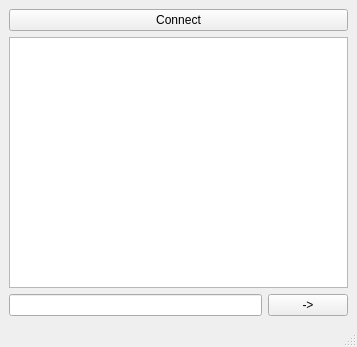
Qt form Sem-3/project/client/mainwindow.ui (slavik22/UniversityProgrammingLabs) before a commit.
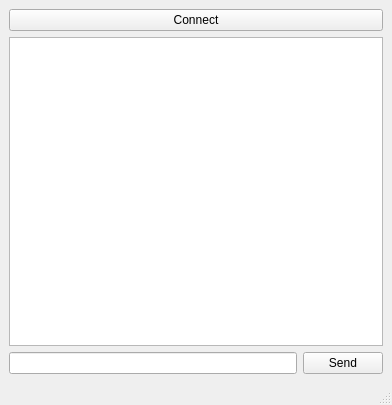
The same form after that commit.

```diff
--- a/Sem-3/project/client/mainwindow.ui
+++ b/Sem-3/project/client/mainwindow.ui
@@ -6,8 +6,8 @@
    <rect>
     <x>0</x>
     <y>0</y>
-    <width>357</width>
-    <height>347</height>
+    <width>392</width>
+    <height>405</height>
    </rect>
   </property>
   <property name="windowTitle">
@@ -33,7 +33,7 @@
       <item>
        <widget class="QPushButton" name="pushButton_2">
         <property name="text">
-         <string>-&gt;</string>
+         <string>Send</string>
         </property>
        </widget>
       </item>
```
Left out of the diff: 4 changed lines with no effect on the pictures.
